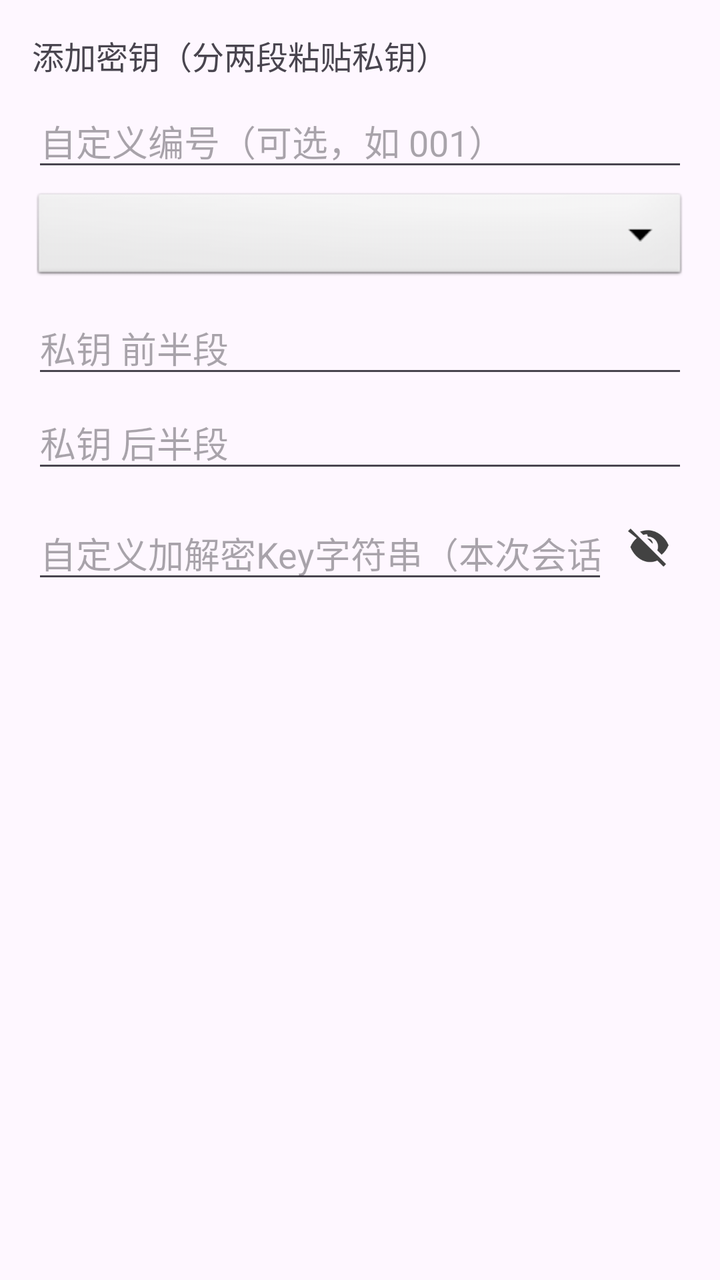
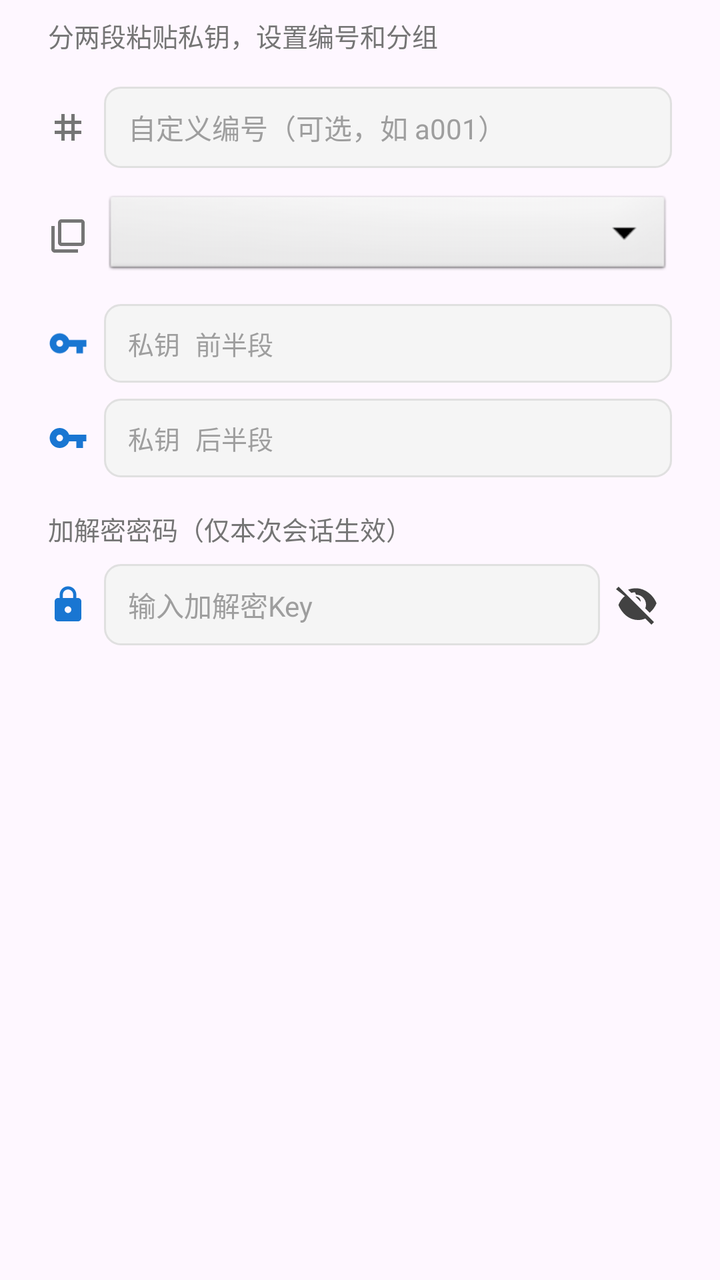

The first picture is an Android layout as it rendered before a commit; the second is the same layout after the commit. The layout source and the unified diff follow.
<!-- AndroidManifest.xml: application theme Theme.WlClient -->
<!-- res/layout/dialog_add_key.xml -->
<?xml version="1.0" encoding="utf-8"?>
<LinearLayout xmlns:android="http://schemas.android.com/apk/res/android"
    android:layout_width="match_parent"
    android:layout_height="wrap_content"
    android:orientation="vertical"
    android:padding="16dp">

    <TextView
        android:layout_width="wrap_content"
        android:layout_height="wrap_content"
        android:text="添加密钥（分两段粘贴私钥）"
        android:textSize="16sp"/>

    <EditText
        android:id="@+id/et_custom_code"
        android:layout_width="match_parent"
        android:layout_height="wrap_content"
        android:hint="自定义编号（可选，如 001）"
        android:inputType="text"
        android:layout_marginTop="8dp"/>

    
    <Spinner
        android:id="@+id/sp_group_no"
        android:layout_width="match_parent"
        android:layout_height="48dp"
        android:layout_marginTop="4dp"
        android:background="@android:drawable/btn_dropdown" />

    
    <EditText
        android:id="@+id/et_pk_part1"
        android:layout_width="match_parent"
        android:layout_height="wrap_content"
        android:hint="私钥 前半段"
        android:inputType="textNoSuggestions"
        android:layout_marginTop="8dp"/>

    
    <EditText
        android:id="@+id/et_pk_part2"
        android:layout_width="match_parent"
        android:layout_height="wrap_content"
        android:hint="私钥 后半段"
        android:inputType="textNoSuggestions"
        android:layout_marginTop="4dp"/>

    
    <RelativeLayout
        android:layout_width="match_parent"
        android:layout_height="wrap_content"
        android:layout_marginTop="12dp">
        <EditText
            android:id="@+id/et_user_crypto_key"
            android:layout_width="match_parent"
            android:layout_height="wrap_content"
            android:hint="自定义加解密Key字符串（本次会话生效，不保存）"
            android:inputType="textPassword"
            android:layout_toLeftOf="@id/iv_eye_toggle"/>

        <ImageButton
            android:id="@+id/iv_eye_toggle"
            android:layout_width="40dp"
            android:layout_height="40dp"
            android:layout_alignParentEnd="true"
            android:background="?attr/selectableItemBackgroundBorderless"
            android:contentDescription="显示/隐藏密码"
            android:src="@drawable/ic_eye_off_svg"/>
    </RelativeLayout>

</LinearLayout>
<!-- resources referenced by this layout -->
<resources>
  <style name="Theme.WlClient" parent="Base.Theme.WlClient" />
  <style name="Base.Theme.WlClient" parent="Theme.Material3.DayNight.NoActionBar">
          
          
      </style>
  <!-- unchanged entries left out for length: 1 -->
</resources>

<!-- the commit's change to res/layout/dialog_add_key.xml (unified diff, before → after) -->
@@ -1,71 +1,158 @@
 <?xml version="1.0" encoding="utf-8"?>
-<LinearLayout xmlns:android="http://schemas.android.com/apk/res/android"
+<ScrollView xmlns:android="http://schemas.android.com/apk/res/android"
+    xmlns:app="http://schemas.android.com/apk/res-auto"
     android:layout_width="match_parent"
-    android:layout_height="wrap_content"
-    android:orientation="vertical"
-    android:padding="16dp">
+    android:layout_height="wrap_content">
 
-    <TextView
-        android:layout_width="wrap_content"
-        android:layout_height="wrap_content"
-        android:text="添加密钥（分两段粘贴私钥）"
-        android:textSize="16sp"/>
-
-    <EditText
-        android:id="@+id/et_custom_code"
+    <LinearLayout
         android:layout_width="match_parent"
         android:layout_height="wrap_content"
-        android:hint="自定义编号（可选，如 001）"
-        android:inputType="text"
-        android:layout_marginTop="8dp"/>
+        android:orientation="vertical"
+        android:paddingStart="24dp"
+        android:paddingEnd="24dp"
+        android:paddingTop="8dp"
+        android:paddingBottom="16dp">
 
-    
-    <Spinner
-        android:id="@+id/sp_group_no"
-        android:layout_width="match_parent"
-        android:layout_height="48dp"
-        android:layout_marginTop="4dp"
-        android:background="@android:drawable/btn_dropdown" />
+        <TextView
+            style="@style/DialogSubtitleStyle"
+            android:layout_width="wrap_content"
+            android:layout_height="wrap_content"
+            android:text="分两段粘贴私钥，设置编号和分组" />
 
-    
-    <EditText
-        android:id="@+id/et_pk_part1"
-        android:layout_width="match_parent"
-        android:layout_height="wrap_content"
-        android:hint="私钥 前半段"
-        android:inputType="textNoSuggestions"
-        android:layout_marginTop="8dp"/>
-
-    
-    <EditText
-        android:id="@+id/et_pk_part2"
-        android:layout_width="match_parent"
-        android:layout_height="wrap_content"
-        android:hint="私钥 后半段"
-        android:inputType="textNoSuggestions"
-        android:layout_marginTop="4dp"/>
-
-    
-    <RelativeLayout
-        android:layout_width="match_parent"
-        android:layout_height="wrap_content"
-        android:layout_marginTop="12dp">
-        <EditText
-            android:id="@+id/et_user_crypto_key"
+        <LinearLayout
             android:layout_width="match_parent"
             android:layout_height="wrap_content"
-            android:hint="自定义加解密Key字符串（本次会话生效，不保存）"
-            android:inputType="textPassword"
-            android:layout_toLeftOf="@id/iv_eye_toggle"/>
+            android:orientation="horizontal"
+            android:gravity="center_vertical"
+            android:layout_marginTop="16dp">
 
-        <ImageButton
-            android:id="@+id/iv_eye_toggle"
-            android:layout_width="40dp"
-            android:layout_height="40dp"
-            android:layout_alignParentEnd="true"
-            android:background="?attr/selectableItemBackgroundBorderless"
-            android:contentDescription="显示/隐藏密码"
-            android:src="@drawable/ic_eye_off_svg"/>
-    </RelativeLayout>
+            <ImageView
+                android:layout_width="20dp"
+                android:layout_height="20dp"
+                android:src="@drawable/ic_hash_svg"
+                android:layout_marginEnd="8dp" />
 
-</LinearLayout>
+            <EditText
+                android:id="@+id/et_custom_code"
+                style="@style/DialogInputStyle"
+                android:layout_width="match_parent"
+                android:layout_height="wrap_content"
+                android:hint="自定义编号（可选，如 a001）"
+                android:inputType="text"
+                android:textSize="14sp" />
+        </LinearLayout>
+
+        <LinearLayout
+            android:layout_width="match_parent"
+            android:layout_height="wrap_content"
+            android:orientation="horizontal"
+            android:gravity="center_vertical"
+            android:layout_marginTop="12dp">
+
+            <ImageView
+                android:layout_width="20dp"
+                android:layout_height="20dp"
+                android:src="@drawable/ic_group_svg"
+                android:layout_marginEnd="8dp" />
+
+            <Spinner
+                android:id="@+id/sp_group_no"
+                android:layout_width="match_parent"
+                android:layout_height="44dp"
+                android:background="@android:drawable/btn_dropdown" />
+        </LinearLayout>
+
+        <LinearLayout
+            android:layout_width="match_parent"
+            android:layout_height="wrap_content"
+            android:orientation="horizontal"
+            android:gravity="center_vertical"
+            android:layout_marginTop="12dp">
+
+            <ImageView
+                android:layout_width="20dp"
+                android:layout_height="20dp"
+                android:src="@drawable/ic_key_svg"
+                android:layout_marginEnd="8dp" />
+
+            <EditText
+                android:id="@+id/et_pk_part1"
+                style="@style/DialogInputStyle"
+                android:layout_width="match_parent"
+                android:layout_height="wrap_content"
+                android:hint="私钥 前半段"
+                android:inputType="textNoSuggestions"
+                android:textSize="13sp"
+                android:fontFamily="monospace" />
+        </LinearLayout>
+
+        <LinearLayout
+            android:layout_width="match_parent"
+            android:layout_height="wrap_content"
+            android:orientation="horizontal"
+            android:gravity="center_vertical"
+            android:layout_marginTop="8dp">
+
+            <ImageView
+                android:layout_width="20dp"
+                android:layout_height="20dp"
+                android:src="@drawable/ic_key_svg"
+                android:layout_marginEnd="8dp" />
+
+            <EditText
+                android:id="@+id/et_pk_part2"
+                style="@style/DialogInputStyle"
+                android:layout_width="match_parent"
+                android:layout_height="wrap_content"
+                android:hint="私钥 后半段"
+                android:inputType="textNoSuggestions"
+                android:textSize="13sp"
+                android:fontFamily="monospace" />
+        </LinearLayout>
+
+        <TextView
+            style="@style/DialogSubtitleStyle"
+            android:layout_width="wrap_content"
+            android:layout_height="wrap_content"
+            android:layout_marginTop="16dp"
+            android:text="加解密密码（仅本次会话生效）" />
+
+        <RelativeLayout
+            android:layout_width="match_parent"
+            android:layout_height="wrap_content"
+            android:layout_marginTop="8dp">
+
+            <ImageView
+                android:id="@+id/iv_lock_icon"
+                android:layout_width="20dp"
+                android:layout_height="20dp"
+                android:layout_centerVertical="true"
+                android:layout_marginEnd="8dp"
+                android:src="@drawable/ic_lock_svg" />
+
+            <EditText
+                android:id="@+id/et_user_crypto_key"
+                style="@style/DialogInputStyle"
+                android:layout_width="match_parent"
+                android:layout_height="wrap_content"
+                android:layout_toEndOf="@id/iv_lock_icon"
+                android:layout_toStartOf="@id/iv_eye_toggle"
+                android:hint="输入加解密Key"
+                android:inputType="textPassword"
+                android:textSize="14sp"
+                android:paddingEnd="4dp" />
+
+            <ImageButton
+                android:id="@+id/iv_eye_toggle"
+                android:layout_width="36dp"
+                android:layout_height="36dp"
+                android:layout_alignParentEnd="true"
+                android:layout_centerVertical="true"
+                android:background="?attr/selectableItemBackgroundBorderless"
+                android:contentDescription="显示/隐藏密码"
+                android:src="@drawable/ic_eye_off_svg"
+                android:padding="6dp" />
+        </RelativeLayout>
+
+    </LinearLayout>
+</ScrollView>
<!-- resource entries referenced after the edit -->
@@ -1,6 +1,80 @@
 <!-- resources referenced by this layout -->
 <resources>
+  <!-- drawable ic_group_svg (drawable) -->
+  <?xml version="1.0" encoding="utf-8"?>
+  <vector xmlns:android="http://schemas.android.com/apk/res/android"
+      android:width="24dp"
+      android:height="24dp"
+      android:viewportWidth="24"
+      android:viewportHeight="24">
+      <path
+          android:fillColor="#757575"
+          android:pathData="M4,6H2v14c0,1.1 0.9,2 2,2h14v-2H4V6zM20,2H8c-1.1,0 -2,0.9 -2,2v12c0,1.1 0.9,2 2,2h12c1.1,0 2,-0.9 2,-2V4c0,-1.1 -0.9,-2 -2,-2zM20,16H8V4h12v12z" />
+  </vector>
+  <!-- drawable ic_hash_svg (drawable) -->
+  <?xml version="1.0" encoding="utf-8"?>
+  <vector xmlns:android="http://schemas.android.com/apk/res/android"
+      android:width="24dp"
+      android:height="24dp"
+      android:viewportWidth="24"
+      android:viewportHeight="24">
+      <path
+          android:fillColor="#757575"
+          android:pathData="M20,10V8h-4V4h-2v4h-4V4H8v4H4v2h4v4H4v2h4v4h2v-4h4v4h2v-4h4v-2h-4v-4H20zM14,14h-4v-4h4v4z" />
+  </vector>
+  <!-- drawable ic_key_svg (drawable) -->
+  <?xml version="1.0" encoding="utf-8"?>
+  <vector xmlns:android="http://schemas.android.com/apk/res/android"
+      android:width="24dp"
+      android:height="24dp"
+      android:viewportWidth="24"
+      android:viewportHeight="24">
+      <path
+          android:fillColor="#1976D2"
+          android:pathData="M12.65,10C11.83,7.67 9.61,6 7,6c-3.31,0 -6,2.69 -6,6s2.69,6 6,6c2.61,0 4.83,-1.67 5.65,-4H17v4h4v-4h2v-4H12.65zM7,14c-1.1,0 -2,-0.9 -2,-2s0.9,-2 2,-2 2,0.9 2,2 -0.9,2 -2,2z" />
+  </vector>
+  <!-- drawable ic_lock_svg (drawable) -->
+  <?xml version="1.0" encoding="utf-8"?>
+  <vector xmlns:android="http://schemas.android.com/apk/res/android"
+      android:width="24dp"
+      android:height="24dp"
+      android:viewportWidth="24"
+      android:viewportHeight="24">
+      <path
+          android:fillColor="#1976D2"
+          android:pathData="M18,8h-1V6c0,-2.76 -2.24,-5 -5,-5S7,3.24 7,6v2H6c-1.1,0 -2,0.9 -2,2v10c0,1.1 0.9,2 2,2h12c1.1,0 2,-0.9 2,-2V10c0,-1.1 -0.9,-2 -2,-2zM12,17c-1.1,0 -2,-0.9 -2,-2s0.9,-2 2,-2 2,0.9 2,2 -0.9,2 -2,2zM15.1,8H8.9V6c0,-1.71 1.39,-3.1 3.1,-3.1 1.71,0 3.1,1.39 3.1,3.1v2z" />
+  </vector>
+  <style name="DialogInputStyle">
+          <item name="android:background">@drawable/bg_input_focused</item>
+          <item name="android:textSize">14sp</item>
+          <item name="android:textColor">#212121</item>
+          <item name="android:textColorHint">#9E9E9E</item>
+      </style>
+  <style name="DialogSubtitleStyle">
+          <item name="android:textSize">13sp</item>
+          <item name="android:textColor">#757575</item>
+      </style>
   <style name="Theme.WlClient" parent="Base.Theme.WlClient" />
+  <!-- drawable bg_input_focused (drawable) -->
+  <?xml version="1.0" encoding="utf-8"?>
+  <selector xmlns:android="http://schemas.android.com/apk/res/android">
+      <item android:state_focused="true">
+          <shape android:shape="rectangle">
+              <solid android:color="#F5F8FF" />
+              <stroke android:width="1.5dp" android:color="#1976D2" />
+              <corners android:radius="8dp" />
+              <padding android:left="12dp" android:top="10dp" android:right="12dp" android:bottom="10dp" />
+          </shape>
+      </item>
+      <item>
+          <shape android:shape="rectangle">
+              <solid android:color="#F5F5F5" />
+              <stroke android:width="1dp" android:color="#E0E0E0" />
+              <corners android:radius="8dp" />
+              <padding android:left="12dp" android:top="10dp" android:right="12dp" android:bottom="10dp" />
+          </shape>
+      </item>
+  </selector>
   <style name="Base.Theme.WlClient" parent="Theme.Material3.DayNight.NoActionBar">
           
           
